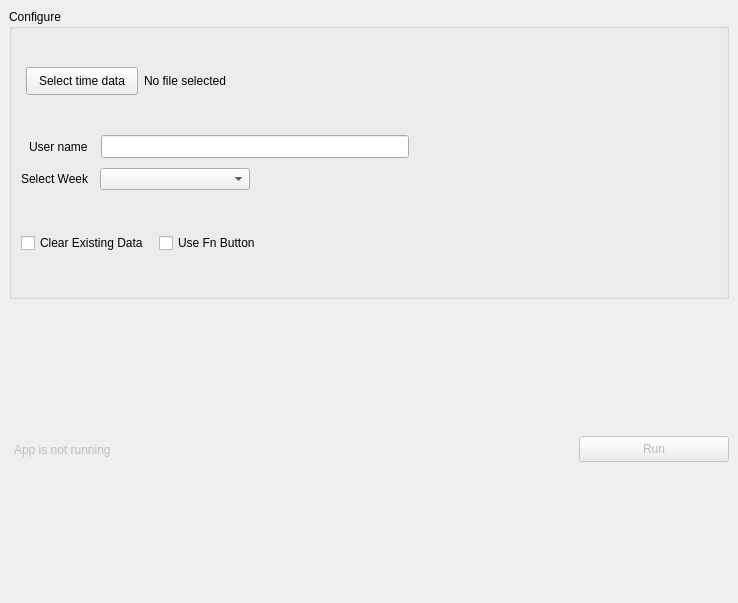
Before: the Qt Designer form app/gui/main_window.ui in Dylan-Dotti/GHD-Auto-Time-Entry, drawn with Qt 5.
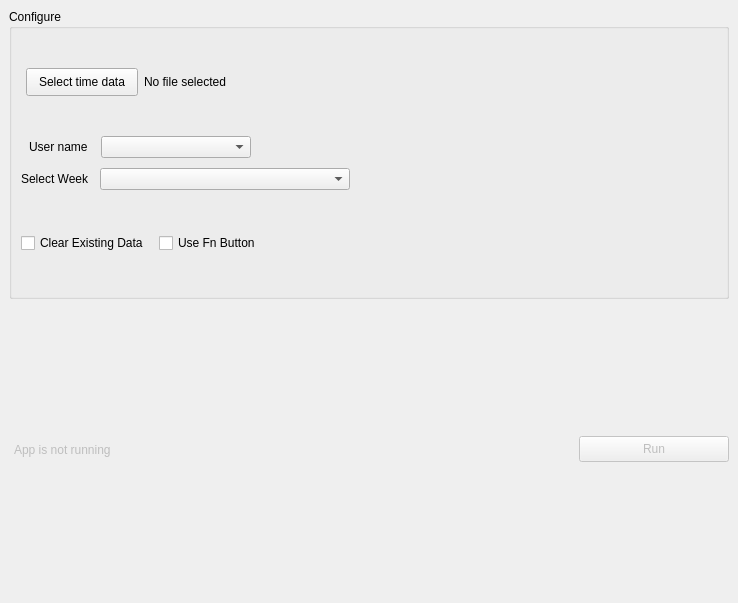
After: the same form once the commit is applied.

```diff
--- a/app/gui/main_window.ui
+++ b/app/gui/main_window.ui
@@ -109,11 +109,12 @@
             </widget>
            </item>
            <item>
-            <widget class="QLineEdit" name="username_input">
-             <property name="font">
-              <font>
-               <pointsize>10</pointsize>
-              </font>
+            <widget class="QComboBox" name="username_selector">
+             <property name="minimumSize">
+              <size>
+               <width>150</width>
+               <height>0</height>
+              </size>
              </property>
             </widget>
            </item>
@@ -151,7 +152,7 @@
             <widget class="QComboBox" name="comboBox">
              <property name="minimumSize">
               <size>
-               <width>150</width>
+               <width>250</width>
                <height>0</height>
               </size>
              </property>
```
Left out of the diff: 2 changed lines with no effect on the pictures.
